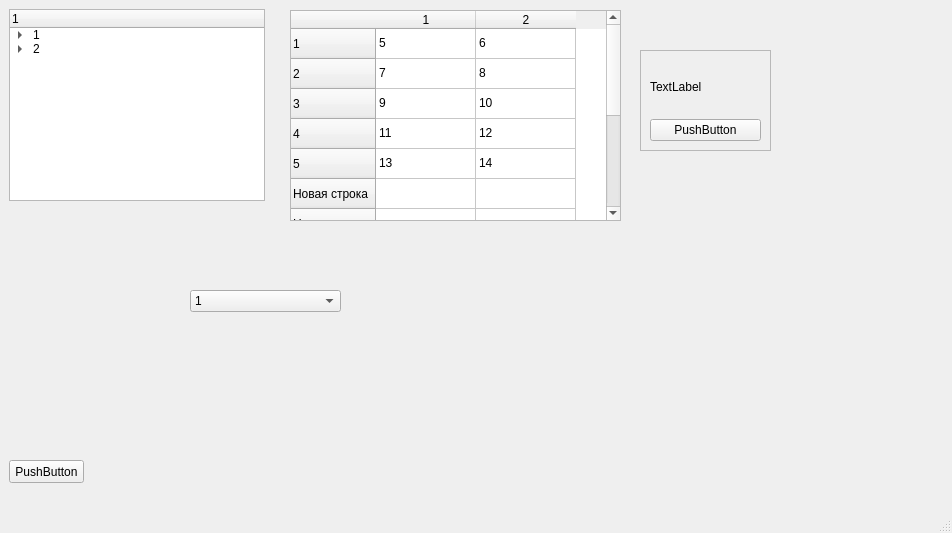
This is ui/test.ui in Meller008/CRM-Avi as Qt 5 draws it before an edit. The edited form follows.
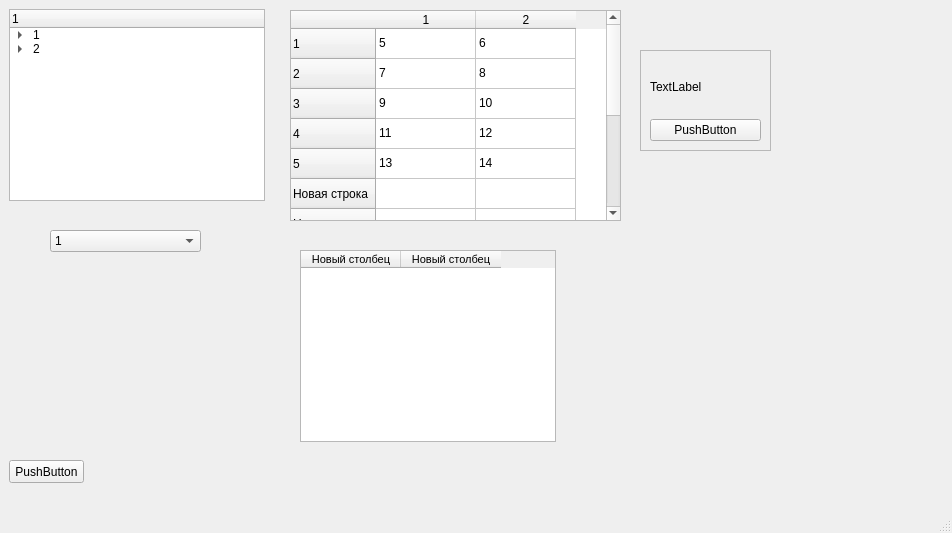
This is the edited form.

The edit to the form file:
```diff
--- a/ui/test.ui
+++ b/ui/test.ui
@@ -246,8 +246,8 @@
    <widget class="QComboBox" name="comboBox">
     <property name="geometry">
      <rect>
-      <x>190</x>
-      <y>290</y>
+      <x>50</x>
+      <y>230</y>
       <width>151</width>
       <height>22</height>
      </rect>
@@ -263,6 +263,47 @@
      </property>
     </item>
    </widget>
+   <widget class="QTableWidget" name="tw_sort">
+    <property name="geometry">
+     <rect>
+      <x>300</x>
+      <y>250</y>
+      <width>256</width>
+      <height>192</height>
+     </rect>
+    </property>
+    <property name="font">
+     <font>
+      <family>Tahoma</family>
+      <pointsize>8</pointsize>
+     </font>
+    </property>
+    <property name="editTriggers">
+     <set>QAbstractItemView::NoEditTriggers</set>
+    </property>
+    <property name="sortingEnabled">
+     <bool>true</bool>
+    </property>
+    <attribute name="verticalHeaderVisible">
+     <bool>false</bool>
+    </attribute>
+    <attribute name="verticalHeaderDefaultSectionSize">
+     <number>20</number>
+    </attribute>
+    <attribute name="verticalHeaderMinimumSectionSize">
+     <number>18</number>
+    </attribute>
+    <column>
+     <property name="text">
+      <string>Новый столбец</string>
+     </property>
+    </column>
+    <column>
+     <property name="text">
+      <string>Новый столбец</string>
+     </property>
+    </column>
+   </widget>
   </widget>
   <widget class="QMenuBar" name="menubar">
    <property name="geometry">
```
